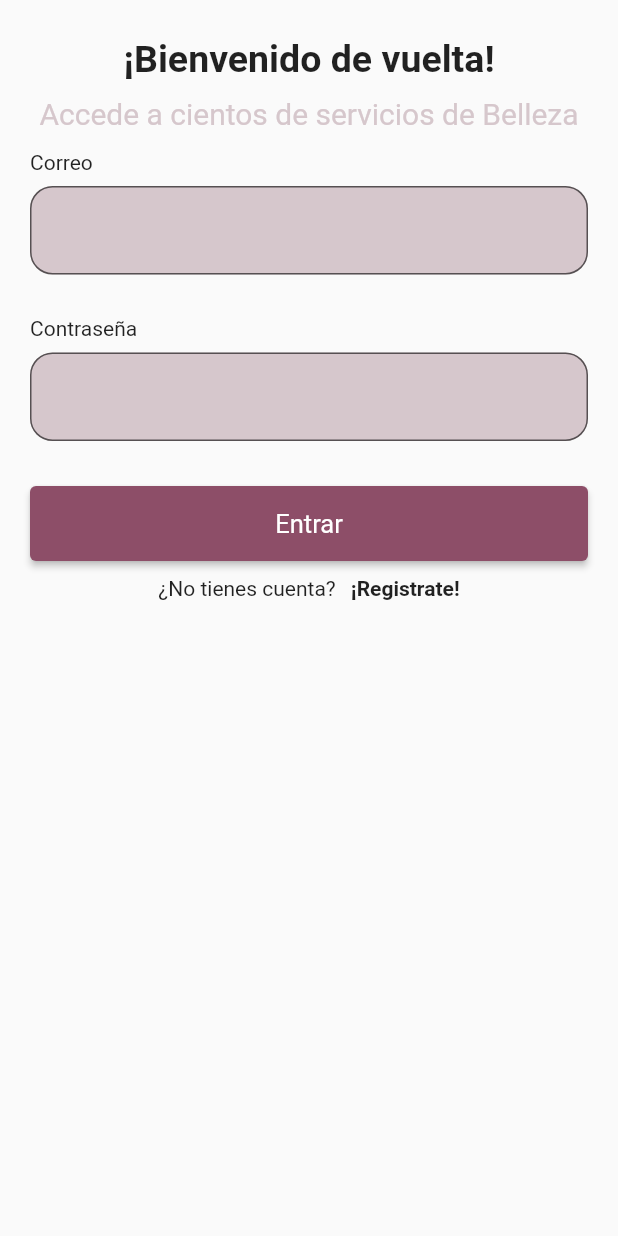
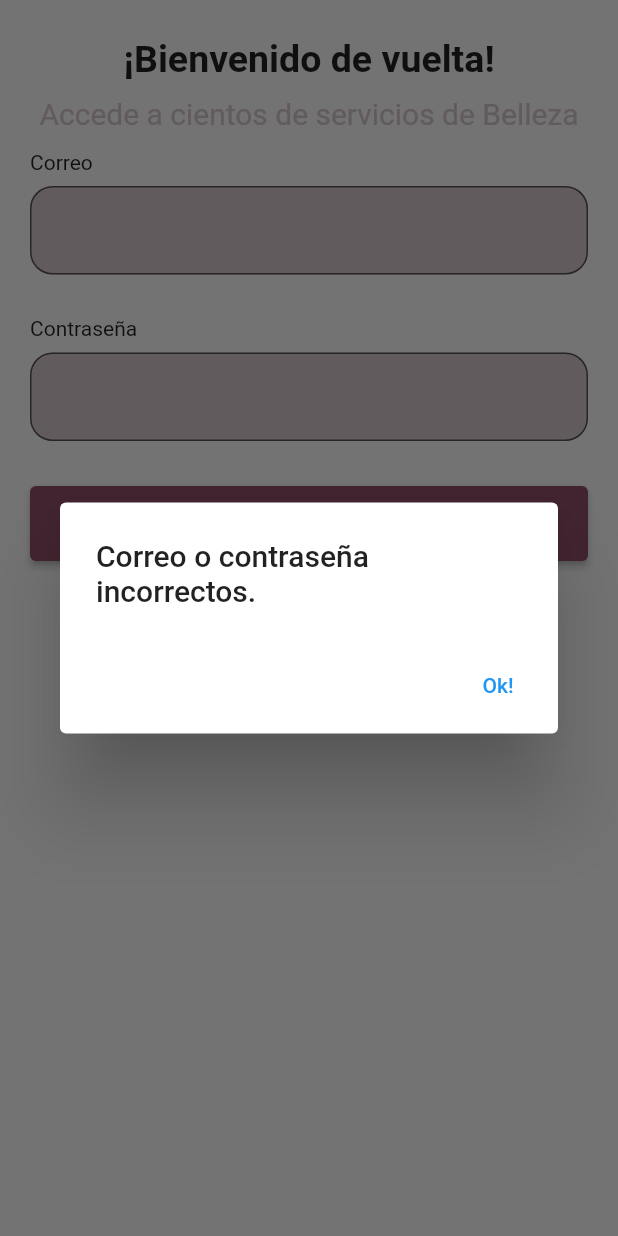
Before and after one commit to OrlandoAlPe/inprodi_test, a Flutter app: the login screen opened by its route, after a tap on "Entrar", on a phone screen of 412 x 824 dp. Run offline on Flutter 3.47's test engine with Material 2 defaults, Android fonts, the phone set to English and light mode, and no system bars; our stand-ins replace shared_preferences; accounts and stored records are empty; network calls fail.

Commit message:
Examen completado
Examen completado con los requerimientos solicitados.
Se agrego el scroll infinito y se añadio error handling en el login.

```diff
--- a/inprodi/lib/screens/home.dart
+++ b/inprodi/lib/screens/home.dart
@@ -1,5 +1,6 @@
 import 'package:flutter/cupertino.dart';
 import 'package:flutter/material.dart';
+import 'package:inprodi/widgets/bottombar.dart';
 import 'package:inprodi/widgets/fetching.dart';
 import 'package:inprodi/widgets/homeTitle.dart';
 import 'package:provider/provider.dart';
@@ -34,7 +35,7 @@ class _homeState extends State<home> {
         leadingWidth: 100,
         centerTitle: true,
       ),
-      bottomNavigationBar: BottomAppBar(color: Colors.white,child: Row(children: [Text('sd'),Icon(Icons.calendar_today_rounded)],),),
+      bottomNavigationBar: BottomBar(),
       floatingActionButton: FloatingActionButton(
         child: Icon(
           Icons.calendar_today_outlined,
--- a/inprodi/lib/screens/login.dart
+++ b/inprodi/lib/screens/login.dart
@@ -21,7 +21,7 @@ class _loginState extends State<login> {
   final _pswdCtrl = TextEditingController();
 
   //Funcion de login, comparando credenciales con input de usuario
-  Future logIn(String email, String password) async {
+  Future<void> logIn(String email, String password) async {
     String ogEmail = await UserCredentials.getEmail() ?? 'NoMail';
     String ogPass = await UserCredentials.getPswd() ?? 'NoPass';
     String ogName = await UserCredentials.getNombre() ?? 'NoName';
@@ -29,10 +29,29 @@ class _loginState extends State<login> {
       Provider.of<User>(context, listen: false).nameChange(ogName);
       Provider.of<User>(context, listen: false).loginChange(true);
       await UserCredentials.setAuthStatus(true);
+    } else {
+      return showDialog<void>(
+        context: context,
+        barrierDismissible: false,
+        builder: (BuildContext context) {
+          return AlertDialog(
+            title: const Text('Correo o contraseña incorrectos.'),
+
+            actions: <Widget>[
+              TextButton(
+                child: const Text('Ok!'),
+                onPressed: () {
+                  Navigator.of(context).pop();
+                },
+              ),
+            ],
+          );
+        },
+      );
     }
   }
 
-  //Funcion de estado, checa continuamente si hay un usario logeado para el inicio de sesion.
+  //Funcion de estado, checa si hay un usario logeado para iniciar sesion despues de cerrar la app con shared preferences.
   void authCheck() async {
     bool authStatus;
     String nom;
--- a/inprodi/lib/utils/data.dart
+++ b/inprodi/lib/utils/data.dart
@@ -9,4 +9,7 @@ class Data {
       email: json['email'],
     );
   }
+  static List<Data> parseList(List<dynamic> list) {
+    return list.map((i) => Data.fromJson(i)).toList();
+  }
 }
--- a/inprodi/lib/utils/textfielStyle.dart
+++ b/inprodi/lib/utils/textfielStyle.dart
@@ -1,4 +1,6 @@
 import 'package:flutter/material.dart';
+
+//decoracion de text input
  class InputStyle {
   static var TextInputDecoration = InputDecoration(
     filled: true,
--- a/inprodi/lib/utils/userCredentials.dart
+++ b/inprodi/lib/utils/userCredentials.dart
@@ -8,7 +8,7 @@ class UserCredentials {
   static const _telKey = 'telKey';
   static const _authKey = 'authKey';
   static Future init() async =>
-      _credentials = await SharedPreferences.getInstance(); //Inicializamos Shared Preferences
+      _credentials = await SharedPreferences.getInstance(); //Inicializacion de Shared Preferences
 
   //Funciones para guardar Estados persistentes
   static Future setAuthStatus(bool logedin) async =>
--- /dev/null
+++ b/inprodi/lib/widgets/bottombar.dart
@@ -0,0 +1,39 @@
+import 'package:flutter/material.dart';
+
+class BottomBar extends StatelessWidget {
+  const BottomBar({Key? key}) : super(key: key);
+
+  @override
+  Widget build(BuildContext context) {
+    return BottomAppBar(
+      child: Container(
+        height: 55,
+        child: Row(
+          crossAxisAlignment: CrossAxisAlignment.center,
+          mainAxisAlignment: MainAxisAlignment.spaceAround,
+          children: [
+            Container(
+              child: Row(
+                children: [
+                  Icon(
+                    Icons.home_outlined,
+                    color: Theme.of(context).primaryColor,
+                  ),
+                  Text(
+                    'Inicio',
+                    style: TextStyle(color: Theme.of(context).primaryColor),
+                  )
+                ],
+              ),
+            ),
+            Icon(Icons.watch_later_outlined,
+                color: Theme.of(context).primaryColor),
+            Icon(Icons.favorite_border_rounded,
+                color: Theme.of(context).primaryColor),
+            Icon(Icons.comment_outlined, color: Theme.of(context).primaryColor)
+          ],
+        ),
+      ),
+    );
+  }
+}
--- a/inprodi/lib/widgets/fetching.dart
+++ b/inprodi/lib/widgets/fetching.dart
@@ -4,28 +4,6 @@ import 'package:flutter/material.dart';
 import 'package:http/http.dart' as http;
 import 'package:inprodi/utils/data.dart';
 import 'package:inprodi/widgets/listItem.dart';
-
-Future<List<Data>> fetchData() async {
-  final response =
-      await http.get(Uri.parse('https://jsonplaceholder.typicode.com/users'));
-  if (response.statusCode == 200) {
-    List jsonResponse = jsonDecode(response.body);
-    return jsonResponse.map((data) => new Data.fromJson(data)).toList();
-  } else {
-    throw Exception('Error');
-  }
-}
-
-Future<List<Data>> addData() async {
-  final response =
-      await http.get(Uri.parse('https://jsonplaceholder.typicode.com/users'));
-  if (response.statusCode == 200) {
-    List jsonResponse = jsonDecode(response.body);
-    return jsonResponse.map((data) => new Data.fromJson(data)).toList();
-  } else {
-    throw Exception('Error');
-  }
-}
 
 class DisplayData extends StatefulWidget {
   const DisplayData({Key? key}) : super(key: key);
@@ -34,50 +12,98 @@ class DisplayData extends StatefulWidget {
 }
 
 class _DisplayDataState extends State<DisplayData> {
-  Future<List<Data>> myData = fetchData();
-  ScrollController _scrollController = new ScrollController();
+  bool? _error;
+  bool? _loading;
+  List<Data>? _usuarios;
+  final int _nextPageThreshold = 5;
+
+  Future<void> fetchUsers() async { //Consigue los datos de la url y los añade a la lista.
+    try {
+      final response = await http
+          .get(Uri.parse('https://jsonplaceholder.typicode.com/users'));
+      List<Data> fetchedUsers = Data.parseList(json.decode(response.body));
+      setState(() {
+        _loading = false;
+        _usuarios!.addAll(fetchedUsers);
+      });
+    } catch (e) {
+      setState(() {
+        _loading = false;
+        _error = true;
+      });
+    }
+  }
 
   @override
   void initState() {
     super.initState();
-
-    _scrollController.addListener(() async {
-      if (_scrollController.position.pixels ==
-          _scrollController.position.maxScrollExtent) {
-        myData = fetchData();
-      }
-    });
-  }
-
-  void dispose() {
-    _scrollController.dispose();
-    super.dispose();
+    _error = false;
+    _loading = true;
+    _usuarios = [];
+    fetchUsers();
   }
 
   @override
   Widget build(BuildContext context) {
-    return FutureBuilder<List<Data>>(
-      future: myData,
-      builder: (context, snapshot) {
-        if (snapshot.hasData) {
-          List<Data> data = snapshot.data!;
-          return ListView.builder(
-              controller: _scrollController,
-              itemCount: data.length,
-              itemBuilder: (BuildContext context, int index) {
-                return Container(
-                  height: 100,
-                  child: ListElement(
-                      nombre: data[index].name, correo: data[index].email),
-                );
-              });
-        } else if (snapshot.hasError) {
-          return Text('${snapshot.error}');
-        }
-        return CircularProgressIndicator(
-          color: Theme.of(context).primaryColor,
-        );
-      },
-    );
+    if (_usuarios!.isEmpty) {
+      if (_loading == true) {
+        return Center(
+            child: CircularProgressIndicator(
+              color: Theme.of(context).primaryColor,
+            ));
+      } else if (_error == true) {
+        return Center(
+            child: InkWell(
+          onTap: () {
+            setState(() {
+              _loading = true;
+              _error = false;
+              fetchUsers();
+            });
+          },
+          child: Padding(
+            padding: const EdgeInsets.all(8),
+            child: Text('Error, toca para cargar de nuevo.'),
+          ),
+        ));
+      }
+    } else {
+      return ListView.builder(
+          itemCount: _usuarios!.length,
+          itemBuilder: (context, index) {
+            if (index == _usuarios!.length - _nextPageThreshold) {
+              fetchUsers();
+            }
+            if (index == _usuarios!.length) {
+              if (_error == true) {
+                return Center(
+                    child: InkWell(
+                  onTap: () {
+                    setState(() {
+                      _loading = true;
+                      _error = false;
+                      fetchUsers();
+                    });
+                  },
+                  child: Padding(
+                    padding: const EdgeInsets.all(8),
+                    child: Text('Error al cargar datos, toca para cargar.'),
+                  ),
+                ));
+              } else {
+                return Center(
+                    child: Padding(
+                  padding: const EdgeInsets.all(8),
+                  child: CircularProgressIndicator(
+                    color: Theme.of(context).primaryColor,
+                  ),
+                ));
+              }
+            }
+            final Data user = _usuarios![index];
+            return (ListElement(correo: user.email, nombre: user.name));
+          });
+    }
+    return Container();
   }
 }
```
Also changed, not shown: inprodi/lib/screens/signIn.dart (+71 -7 lines), inprodi/lib/widgets/FloatingButton.dart (added, +19 -0 lines), inprodi/lib/widgets/listItem.dart (+7 -3 lines).
